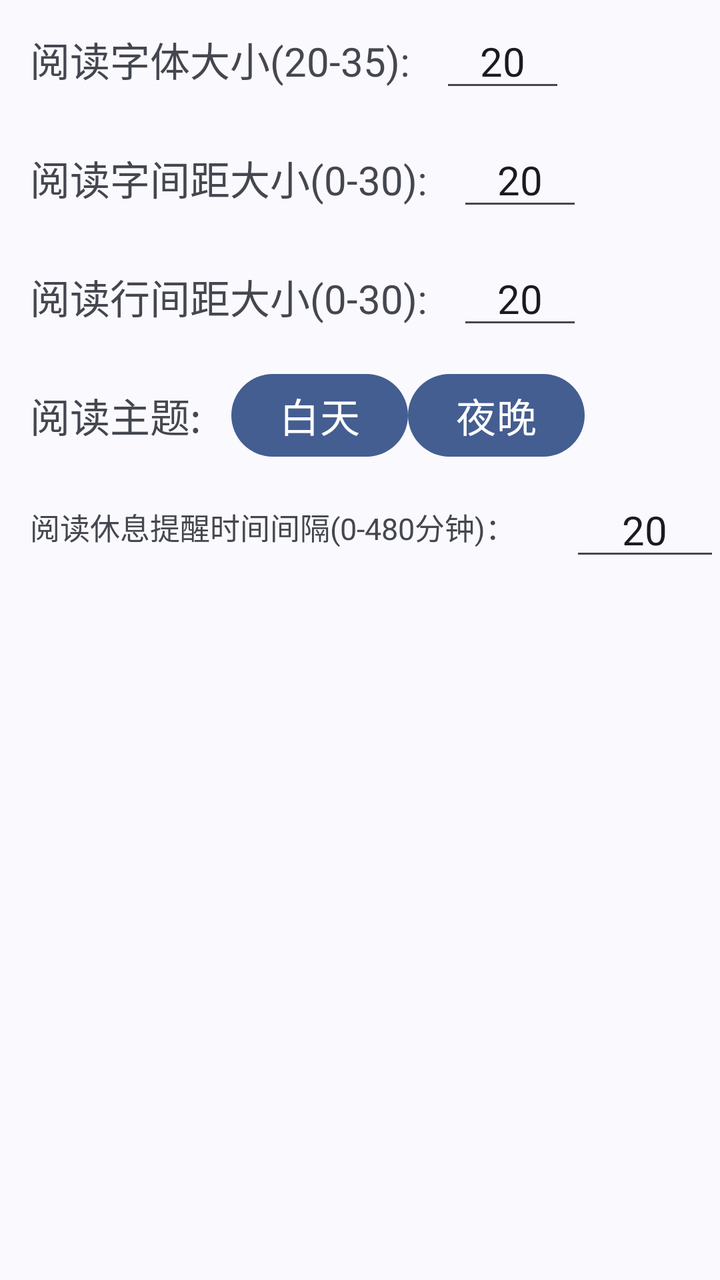
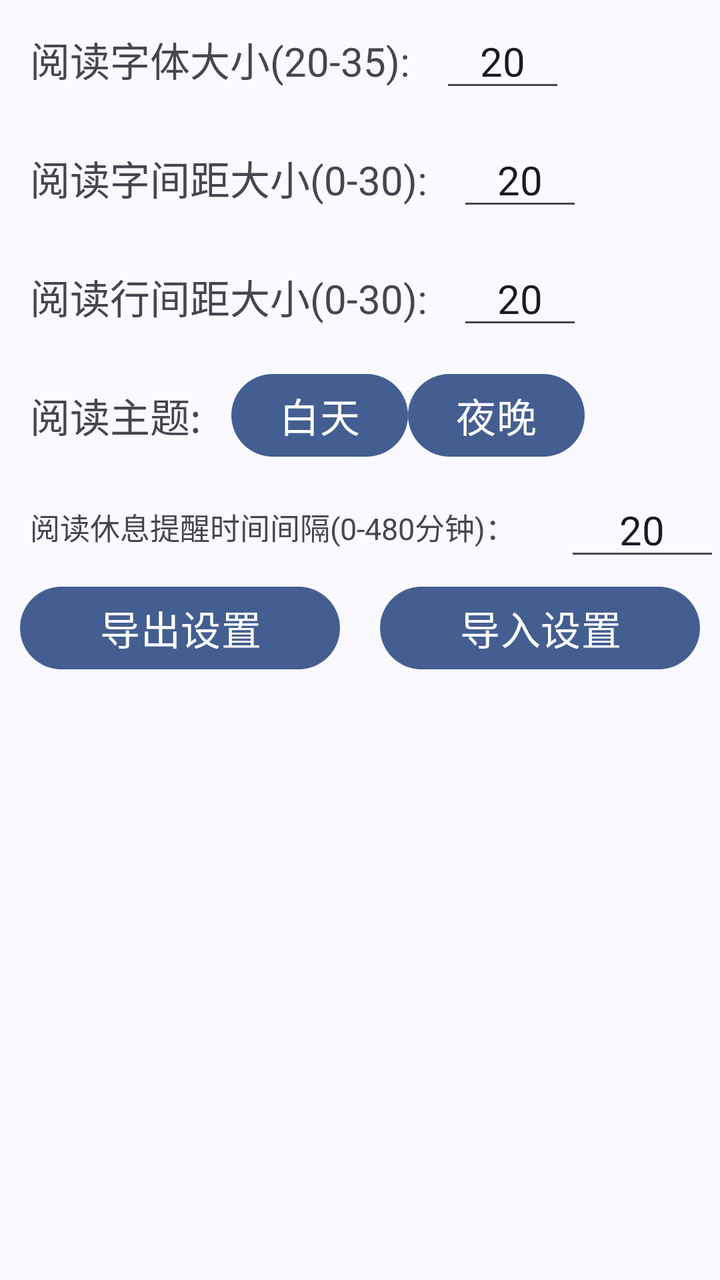

Compare the two renders of this Android layout. The source of the first and the diff that turns it into the second are given below.
<!-- AndroidManifest.xml: application theme Theme.EBookReader -->
<!-- res/layout/fragment_settings.xml -->
<?xml version="1.0" encoding="utf-8"?>
<LinearLayout xmlns:android="http://schemas.android.com/apk/res/android"
    xmlns:tools="http://schemas.android.com/tools"
    android:layout_width="match_parent"
    android:layout_height="match_parent"
    tools:context=".ui.Settings.Settings"
    android:clickable="true"
    android:focusableInTouchMode="true"
    >


    <LinearLayout
        android:layout_width="match_parent"
        android:layout_height="wrap_content"
        android:orientation="vertical"
        >
        <LinearLayout
            android:layout_width="match_parent"
            android:layout_height="wrap_content"
            android:orientation="horizontal">
            <com.google.android.material.textview.MaterialTextView
                android:layout_width="wrap_content"
                android:layout_height="wrap_content"
                android:text="阅读字体大小(20-35):"
                android:textSize="20sp"
                android:padding="15dp"
                />
            <com.google.android.material.textfield.TextInputEditText
                android:layout_width="wrap_content"
                android:layout_height="wrap_content"
                android:id="@+id/text_size_edit"
                android:text="20"
                android:textSize="20sp"
                android:paddingHorizontal="20dp"
                android:inputType="number"
                />
        </LinearLayout>
        <LinearLayout
            android:layout_width="match_parent"
            android:layout_height="wrap_content"
            android:orientation="horizontal">
            <com.google.android.material.textview.MaterialTextView
                android:layout_width="wrap_content"
                android:layout_height="wrap_content"
                android:text="阅读字间距大小(0-30):"
                android:textSize="20sp"
                android:padding="15dp"
                />
            <com.google.android.material.textfield.TextInputEditText
                android:layout_width="wrap_content"
                android:layout_height="wrap_content"
                android:id="@+id/text_letter_spacing_edit"
                android:text="20"
                android:paddingHorizontal="20dp"
                android:textSize="20sp"
                android:inputType="number"
                />
        </LinearLayout>
        <LinearLayout
            android:layout_width="match_parent"
            android:layout_height="wrap_content"
            android:orientation="horizontal">
            <com.google.android.material.textview.MaterialTextView
                android:layout_width="wrap_content"
                android:layout_height="wrap_content"
                android:text="阅读行间距大小(0-30):"
                android:textSize="20sp"
                android:padding="15dp"
                />
            <com.google.android.material.textfield.TextInputEditText
                android:layout_width="wrap_content"
                android:layout_height="wrap_content"
                android:id="@+id/text_line_spacing_edit"
                android:paddingHorizontal="20dp"
                android:text="20"
                android:textSize="20sp"
                android:inputType="number"
                />
        </LinearLayout>
        <LinearLayout
            android:layout_width="match_parent"
            android:layout_height="wrap_content"
            android:orientation="horizontal">
            <com.google.android.material.textview.MaterialTextView
                android:layout_width="wrap_content"
                android:layout_height="wrap_content"
                android:text="阅读主题:"
                android:textSize="20sp"
                android:padding="15dp"
                />
            <com.google.android.material.button.MaterialButton
                android:layout_width="wrap_content"
                android:layout_height="wrap_content"
                android:id="@+id/to_day_theme_btn"
                android:text="白天"
                android:textSize="20sp"
                />
            <com.google.android.material.button.MaterialButton
                android:layout_width="wrap_content"
                android:layout_height="wrap_content"
                android:id="@+id/to_night_theme_btn"
                android:text="夜晚"
                android:textSize="20sp"
                />
        </LinearLayout>
        <LinearLayout
            android:layout_width="match_parent"
            android:layout_height="wrap_content"
            android:orientation="horizontal">
            <com.google.android.material.textview.MaterialTextView
                android:layout_width="wrap_content"
                android:layout_height="wrap_content"
                android:layout_weight="1"
                android:text="阅读休息提醒时间间隔(0-480分钟)："
                android:textSize="15sp"
                android:padding="15dp"
                />
            <com.google.android.material.textfield.TextInputEditText
                android:layout_width="wrap_content"
                android:layout_height="wrap_content"
                android:layout_weight="1"
                android:id="@+id/time_to_notify_edit"
                android:text="20"
                android:paddingHorizontal="20dp"
                android:textSize="20sp"
                android:layout_gravity="center"
                android:gravity="center"
                android:inputType="number"
                />
        </LinearLayout>
        <LinearLayout
            android:layout_width="match_parent"
            android:layout_height="wrap_content"
            android:visibility="gone"
            android:orientation="horizontal">
            <com.google.android.material.textview.MaterialTextView
                android:layout_width="wrap_content"
                android:layout_height="wrap_content"
                android:text="还没决定好:"
                android:textSize="20sp"
                android:padding="15dp"
                />
            <com.google.android.material.textfield.TextInputEditText
                android:layout_width="wrap_content"
                android:layout_height="wrap_content"
                android:text="20"
                android:textSize="20sp"
                android:paddingHorizontal="20dp"
                android:inputType="number"
                />
        </LinearLayout>
        <LinearLayout
            android:layout_width="match_parent"
            android:layout_height="wrap_content"
            android:visibility="gone"
            android:orientation="horizontal">
            <com.google.android.material.textview.MaterialTextView
                android:layout_width="wrap_content"
                android:layout_height="wrap_content"
                android:text="还没决定好:"
                android:textSize="20sp"
                android:padding="15dp"
                />
            <com.google.android.material.textfield.TextInputEditText
                android:layout_width="wrap_content"
                android:layout_height="wrap_content"
                android:text="20"
                android:paddingHorizontal="20dp"
                android:textSize="20sp"
                android:inputType="number"
                />
        </LinearLayout>

    </LinearLayout>



</LinearLayout>
<!-- resources referenced by this layout -->
<resources>
  <style name="Theme.EBookReader" parent="Theme.Material3.DynamicColors.Light">
          <item name="windowActionBar">false</item>
          <item name="windowNoTitle">true</item>
          <item name="background">@color/black</item>
          <item name="android:colorButtonNormal">@color/grey</item>
  
          <item name="colorSurface">@color/white</item>
  
          <item name="colorOnSurface">@color/black</item>
          <item name="colorSecondaryFixed">@color/black</item>
  
  
          <item name="colorSecondary">#EEEEEE</item>
      </style>
  <color name="black">#FF000000</color>
  <color name="grey">#FF808080</color>
  <color name="white">#FFFFFFFF</color>
</resources>

<!-- the commit's change to res/layout/fragment_settings.xml (unified diff, before → after) -->
@@ -118,7 +118,7 @@
             <com.google.android.material.textfield.TextInputEditText
                 android:layout_width="wrap_content"
                 android:layout_height="wrap_content"
-                android:layout_weight="1"
+                android:layout_weight="1.5"
                 android:id="@+id/time_to_notify_edit"
                 android:text="20"
                 android:paddingHorizontal="20dp"
@@ -131,22 +131,25 @@
         <LinearLayout
             android:layout_width="match_parent"
             android:layout_height="wrap_content"
-            android:visibility="gone"
+            android:visibility="visible"
             android:orientation="horizontal">
-            <com.google.android.material.textview.MaterialTextView
+            <com.google.android.material.button.MaterialButton
                 android:layout_width="wrap_content"
                 android:layout_height="wrap_content"
-                android:text="还没决定好:"
+                android:layout_weight="1"
+                android:id="@+id/save_config"
+                android:text="导出设置"
+                android:layout_marginHorizontal="10dp"
                 android:textSize="20sp"
-                android:padding="15dp"
                 />
-            <com.google.android.material.textfield.TextInputEditText
+            <com.google.android.material.button.MaterialButton
                 android:layout_width="wrap_content"
                 android:layout_height="wrap_content"
-                android:text="20"
+                android:layout_weight="1"
+                android:id="@+id/load_config"
+                android:layout_marginHorizontal="10dp"
+                android:text="导入设置"
                 android:textSize="20sp"
-                android:paddingHorizontal="20dp"
-                android:inputType="number"
                 />
         </LinearLayout>
         <LinearLayout
